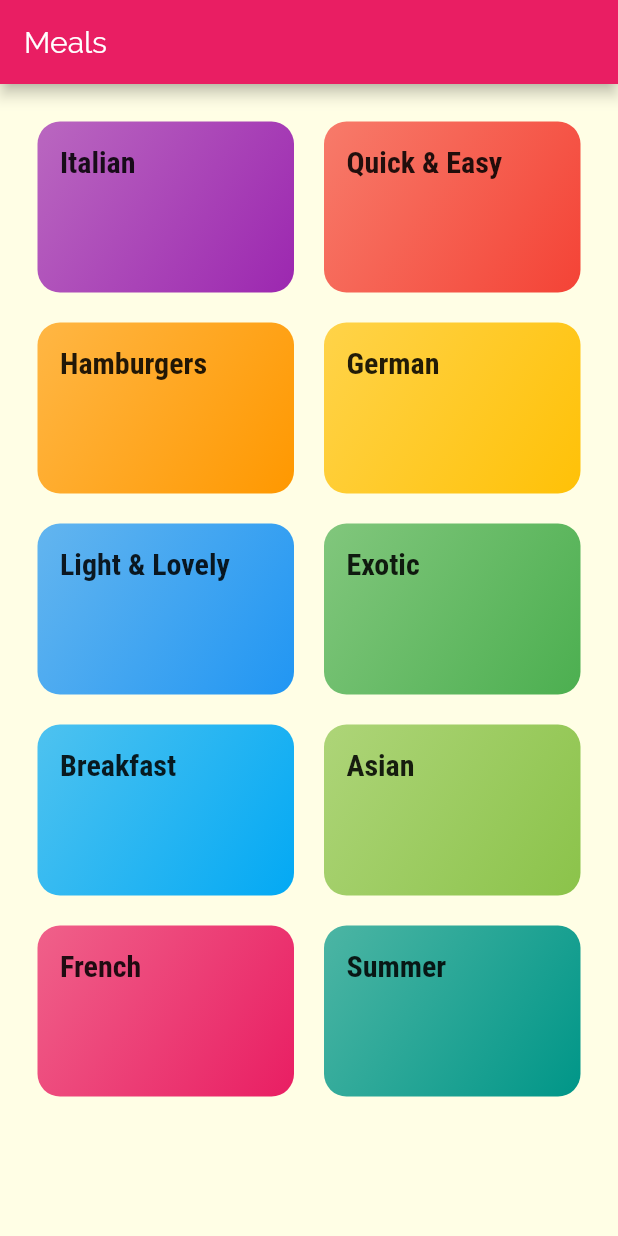
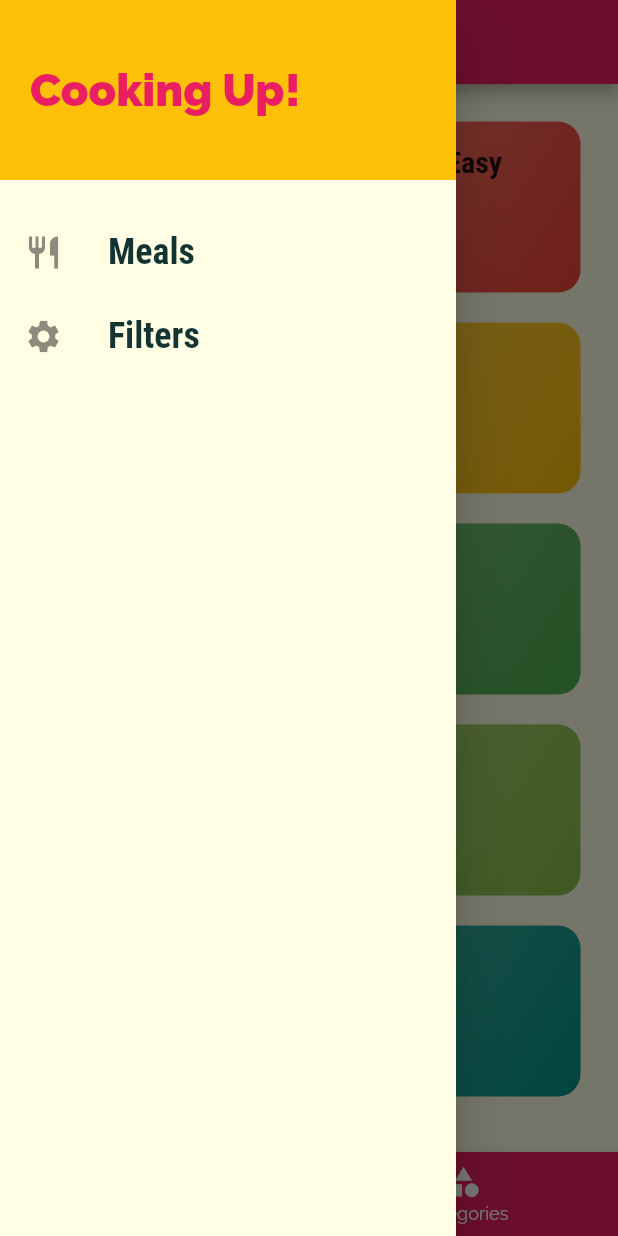
Before and after one commit to a-khaled/meals, a Flutter app: the screen it shows after launch, with the side drawer open (before the commit the screen has no drawer), on a phone screen of 412 x 824 dp. Run offline on Flutter 3.47's test engine with Material 2 defaults, Android fonts, the phone set to English and light mode, and no system bars.

Commit message:
added bottom navigation bar and drawer

```diff
--- a/lib/main.dart
+++ b/lib/main.dart
@@ -5,6 +5,8 @@ import 'package:flutter/material.dart';
 import './screens/categories_screen.dart';
 import './screens/category_meals_screen.dart';
 import './screens/meal_detail_screen.dart';
+import './screens/tabs_screen.dart';
+import './screens/filters_screen.dart';
 
 void main() {
   runApp(MyApp());
@@ -38,9 +40,10 @@ class MyApp extends StatelessWidget {
       // home: CategoriesScreen(),
       initialRoute: '/',
       routes: {
-        '/' : (ctx) => CategoriesScreen(),
+        '/' : (ctx) => TabsScreen(),
         CategoryMealsScreen.routeName: (ctx) => CategoryMealsScreen(),
         MealDetailsScreen.routeName: (ctx) => MealDetailsScreen(),
+        FiltersScreen.routName: (ctx) => FiltersScreen(),
       },
       onUnknownRoute: (settings) {
         return MaterialPageRoute(builder: (ctx) => CategoriesScreen());
--- a/lib/screens/categories_screen.dart
+++ b/lib/screens/categories_screen.dart
@@ -6,11 +6,7 @@ import '../dummy_data.dart';
 class CategoriesScreen extends StatelessWidget {
   @override
   Widget build(BuildContext context) {
-    return Scaffold(
-      appBar: AppBar(
-        title: const Text('Meals'),
-      ),
-      body: GridView(
+    return GridView(
       padding: const EdgeInsets.all(25),
       children: DUMMY_CATEGORIES
           .map((catData) => CategoryItem(
@@ -25,7 +21,6 @@ class CategoriesScreen extends StatelessWidget {
         crossAxisSpacing: 20,
         mainAxisSpacing: 20,
       ),
-      ),
     );
   }
 }
--- /dev/null
+++ b/lib/screens/filters_screen.dart
@@ -0,0 +1,18 @@
+import 'package:flutter/material.dart';
+
+import '../widgets/main_drawer.dart';
+
+class FiltersScreen extends StatelessWidget {
+  static const routName = '/filters';
+
+  @override
+  Widget build(BuildContext context) {
+    return Scaffold(
+      appBar: AppBar(title: Text('Filters',)),
+      drawer: MainDrawer(),
+      body: Center(
+        child: Text("Filters"),
+      ),
+    );
+  }
+}
--- /dev/null
+++ b/lib/screens/tabs_screen.dart
@@ -0,0 +1,62 @@
+import 'package:flutter/material.dart';
+import 'package:meals/widgets/main_drawer.dart';
+
+import './categories_screen.dart';
+import './favourites_screen.dart';
+import '../widgets/main_drawer.dart';
+
+class TabsScreen extends StatefulWidget {
+  const TabsScreen({Key key}) : super(key: key);
+
+  @override
+  _TabsScreenState createState() => _TabsScreenState();
+}
+
+class _TabsScreenState extends State<TabsScreen> {
+  final List<Map<String, Object>> _pages = [
+    {
+      'page': CategoriesScreen(),
+      'title': 'Categories',
+    },
+    {
+      'page': FavoritesScreen(),
+      'title': 'Your Favorites',
+    }
+  ];
+
+  int _selectedPageIndex = 0;
+
+  void _selectPage(int index) {
+    setState(() {
+      _selectedPageIndex = index;
+    });
+  }
+
+  @override
+  Widget build(BuildContext context) {
+    return Scaffold(
+      appBar: AppBar(
+        title: Text(_pages[_selectedPageIndex]['title']),
+      ),
+      drawer: MainDrawer(),
+      body: _pages[_selectedPageIndex]['page'],
+      bottomNavigationBar: BottomNavigationBar(
+        onTap: _selectPage,
+        backgroundColor: Theme.of(context).primaryColor,
+        unselectedItemColor: Colors.white,
+        selectedItemColor: Theme.of(context).accentColor,
+        currentIndex: _selectedPageIndex,
+        items: [
+          BottomNavigationBarItem(
+            icon: Icon(Icons.category),
+            title: Text('Categories'),
+          ),
+          BottomNavigationBarItem(
+            icon: Icon(Icons.category),
+            title: Text('Categories'),
+          ),
+        ],
+      ),
+    );
+  }
+}
--- /dev/null
+++ b/lib/widgets/main_drawer.dart
@@ -0,0 +1,57 @@
+import 'package:flutter/material.dart';
+
+import '../screens/filters_screen.dart';
+
+class MainDrawer extends StatelessWidget {
+  Widget buildListTile(String title, IconData icon, Function tapHandler) {
+    return ListTile(
+      leading: Icon(
+        icon,
+        size: 26,
+      ),
+      title: Text(
+        title,
+        style: TextStyle(
+          fontFamily: 'RobotoCondensed',
+          fontSize: 24,
+          fontWeight: FontWeight.bold,
+        ),
+      ),
+      onTap: tapHandler,
+    );
+  }
+
+  @override
+  Widget build(BuildContext context) {
+    return Drawer(
+      child: Column(
+        children: [
+          Container(
+            height: 120,
+            width: double.infinity,
+            padding: EdgeInsets.all(20),
+            alignment: Alignment.centerLeft,
+            color: Theme.of(context).accentColor,
+            child: Text(
+              'Cooking Up!',
+              style: TextStyle(
+                fontSize: 30,
+                fontWeight: FontWeight.w900,
+                color: Theme.of(context).primaryColor,
+              ),
+            ),
+          ),
+          SizedBox(
+            height: 20,
+          ),
+          buildListTile('Meals', Icons.restaurant, () {
+            Navigator.of(context).pushReplacementNamed('/');
+          }),
+          buildListTile('Filters', Icons.settings, () {
+            Navigator.of(context).pushReplacementNamed(FiltersScreen.routName);
+          }),
+        ],
+      ),
+    );
+  }
+}
```
Also changed, not shown: lib/screens/favourites_screen.dart (added, +12 -0 lines), lib/screens/meal_detail_screen.dart (+74 -2 lines). Lines whose indentation alone changed are shown as unchanged.
